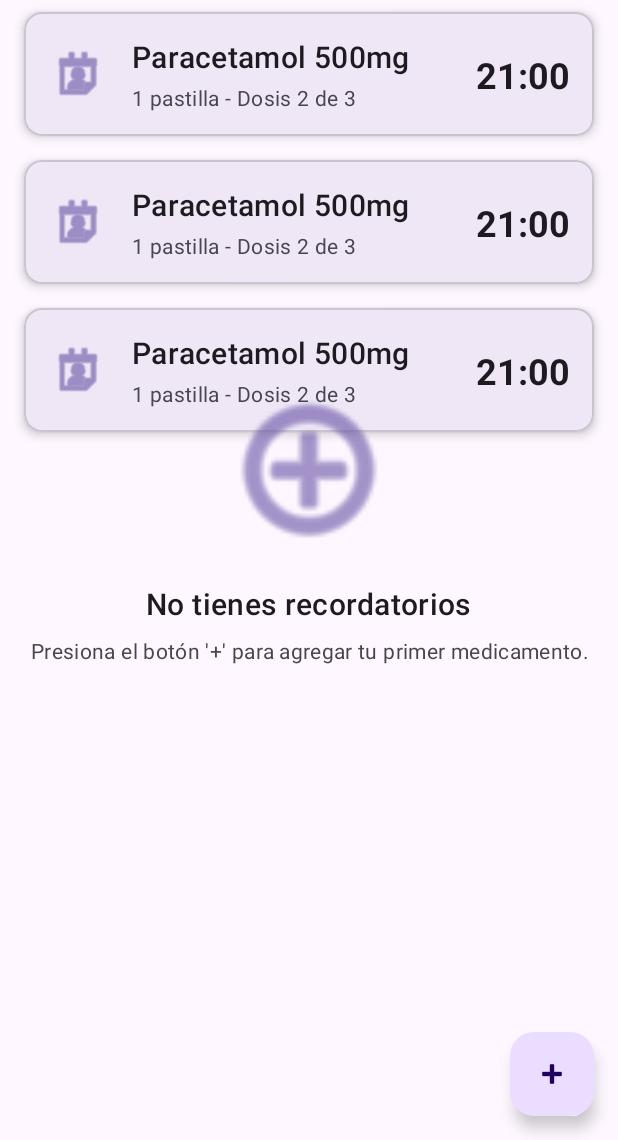
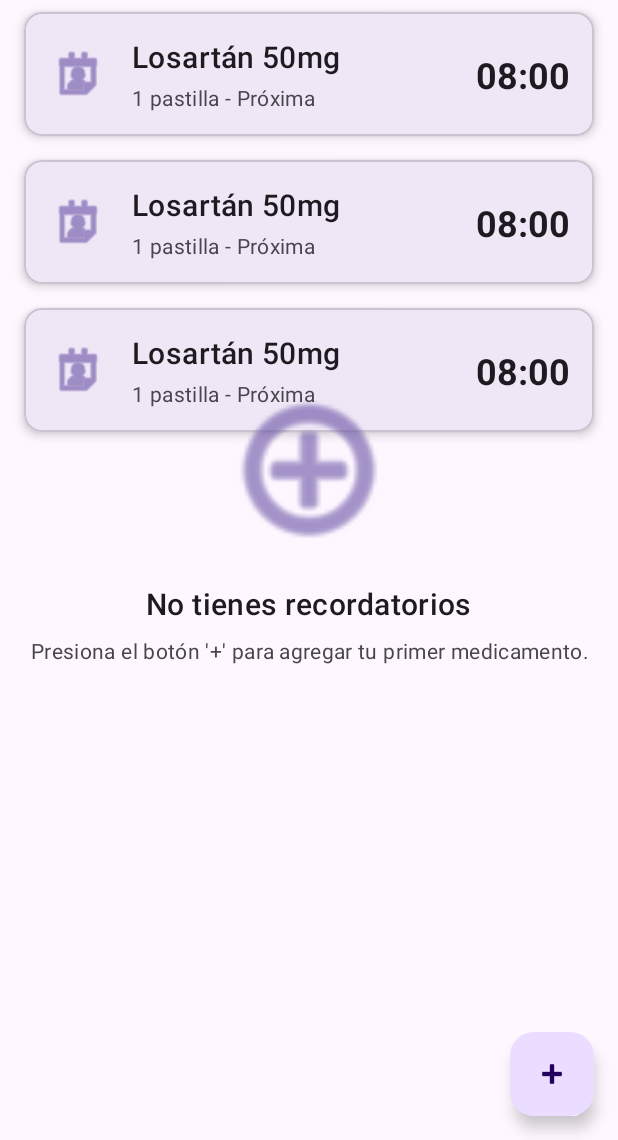
Before and after one commit to Luis-rt130/MediAlert, an Android app: the layout activity_main.xml on its own in the app's theme, with its tools: preview values and no code run, on a phone screen of 412 x 824 dp, the part 96-1236 px from its top. Run offline under Robolectric (Android 15) with nearby library versions, the phone set to English and light mode, and no system bars.

Commit message:
refactor(ui): Pulir la experiencia de usuario y mejorar la adaptabilidad
Este commit se enfoca en refinar la interfaz de usuario (UI) existente para que sea más interactiva, intuitiva y visualmente representativa durante el desarrollo. El objetivo es asegurar que la base del front-end sea impecable antes de implementar la lógica de negocio.

```diff
--- a/app/src/main/res/layout/item_medicine.xml
+++ b/app/src/main/res/layout/item_medicine.xml
@@ -38,7 +38,7 @@
             app:layout_constraintEnd_toStartOf="@id/text_view_medicine_time"
             app:layout_constraintStart_toEndOf="@id/icon_medicine"
             app:layout_constraintTop_toTopOf="parent"
-            tools:text="Paracetamol 500mg" />
+            tools:text="Losartán 50mg" />
 
         <TextView
             android:id="@+id/text_view_medicine_details"
@@ -50,7 +50,7 @@
             app:layout_constraintStart_toStartOf="@id/text_view_medicine_name"
             app:layout_constraintTop_toBottomOf="@id/text_view_medicine_name"
             app:layout_constraintEnd_toEndOf="@id/text_view_medicine_name"
-            tools:text="1 pastilla - Dosis 2 de 3" />
+            tools:text="1 pastilla - Próxima" />
 
         <TextView
             android:id="@+id/text_view_medicine_time"
@@ -62,7 +62,7 @@
             app:layout_constraintBottom_toBottomOf="parent"
             app:layout_constraintEnd_toEndOf="parent"
             app:layout_constraintTop_toTopOf="parent"
-            tools:text="21:00" />
+            tools:text="08:00" />
 
 
     </androidx.constraintlayout.widget.ConstraintLayout>
```
